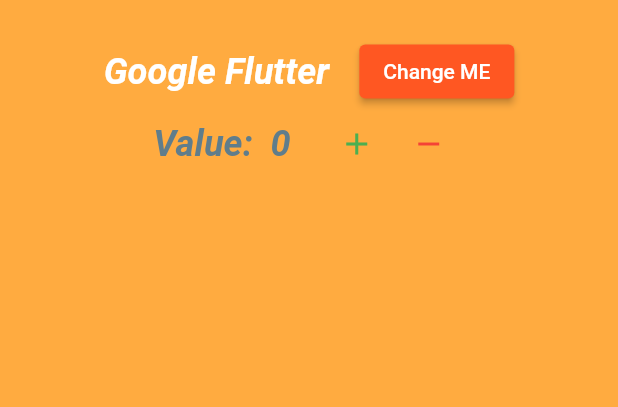
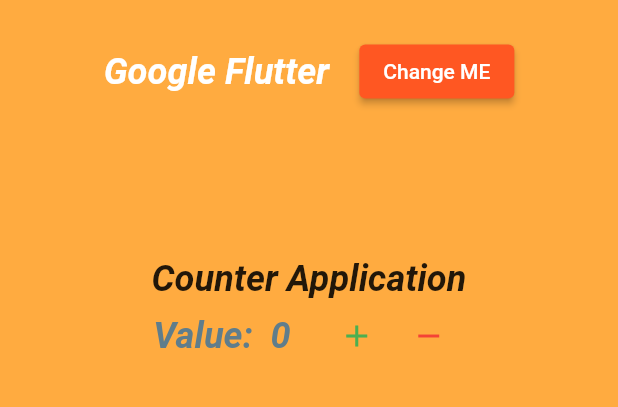
Before and after one commit to danishulhassan7/Dart-Flutter, a Flutter app: the screen it shows after launch, on a phone screen of 412 x 824 dp, the part 152-559 px from its top. Run offline on Flutter 3.47's test engine with Material 2 defaults, Android fonts, the light colour scheme and no system bars; missing offline and left inert: dart:html; key blocks and very long unbroken strings in the code were emptied for the run.

Commit message:
1-Flutter-Basics >> Section-2: ButtonWidgets-> CounterApp

```diff
--- a/flutter-applications/udemy/flutter-basics/section-2/button_widget/lib/main.dart
+++ b/flutter-applications/udemy/flutter-basics/section-2/button_widget/lib/main.dart
@@ -90,6 +90,18 @@
                 ),
               ],
             ),
+            SizedBox(
+              height: 100,
+              ),
+            Center(
+              child: Text("Counter Application",
+                style: TextStyle(
+                    fontSize: 24,
+                    fontStyle: FontStyle.italic,
+                    fontWeight: FontWeight.bold
+                  ),
+              ),
+            ),
             Row(
               mainAxisAlignment: MainAxisAlignment.center,
               children: <Widget>[
```
